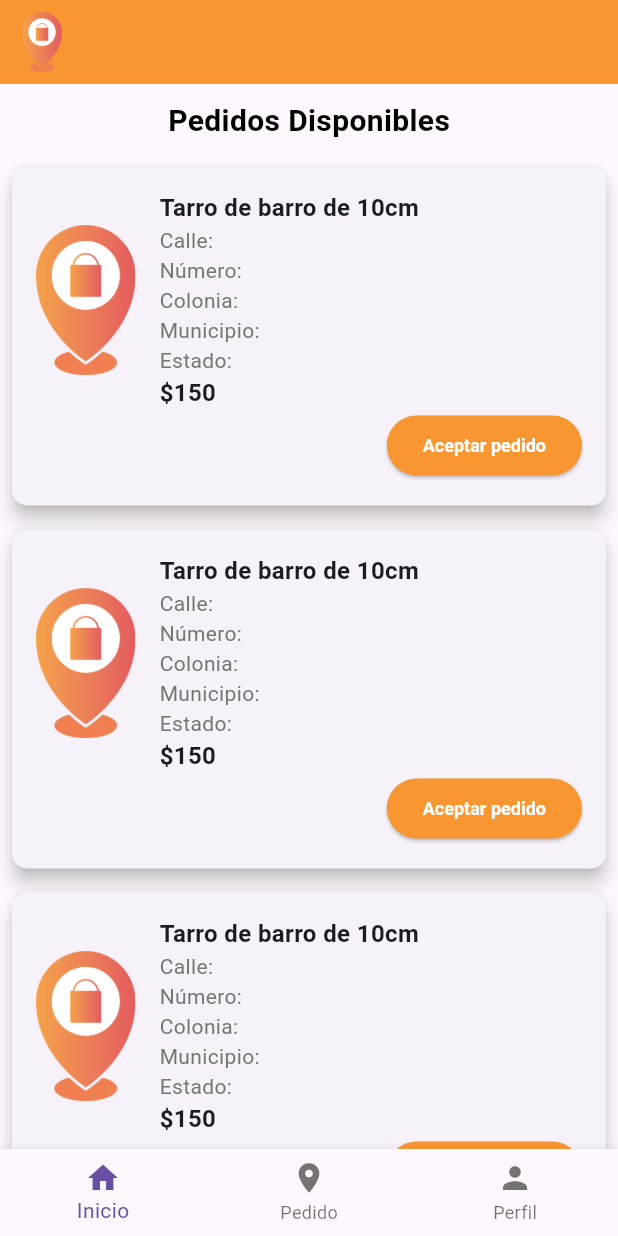
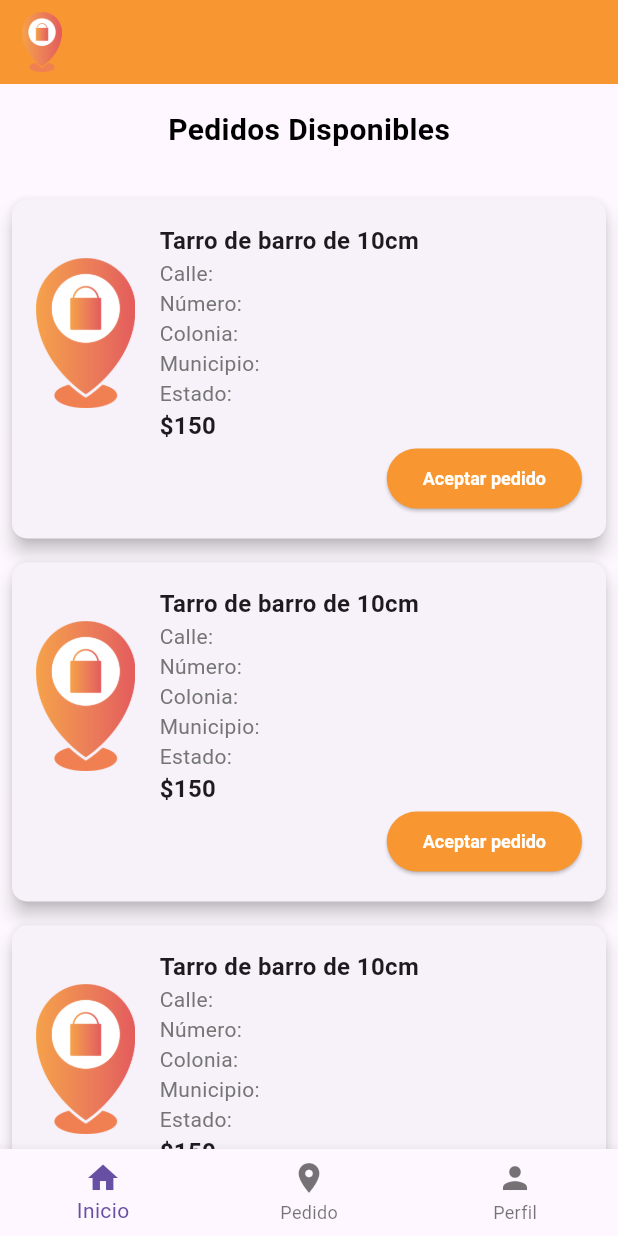
Before and after one commit to SPRINT-NINJA/SARTI_MOBILE, a Flutter app: the screen it shows after launch, on a phone screen of 412 x 824 dp. Run offline on Flutter 3.47's test engine with Material 3 defaults, Android fonts, the phone set to English and light mode, and no system bars.

Commit message:
[ADD] ORDERS-DELIVERY_MAN-ORDER_DETAILS_VIEW

```diff
--- a/lib/views/delivery/delivery_orders_list.dart
+++ b/lib/views/delivery/delivery_orders_list.dart
@@ -1,9 +1,30 @@
 import 'package:flutter/material.dart';
 import 'package:sarti_mobile/utils/colors.dart';
-import 'package:sarti_mobile/widgets/accept_order_modal.dart';
+import 'package:sarti_mobile/widgets/delivery/AcceptOrderModal.dart';
+import 'package:sarti_mobile/views/delivery/delivery_order_detail.dart';
+// import 'package:sarti_mobile/screens/delivery_profile.dart'; // Import de la pantalla de perfil
 
-class DeliveryOrdersList extends StatelessWidget {
-  final bool hasPedidos = true; // Cambiar a false para ver la otra vista
+class DeliveryOrdersList extends StatefulWidget {
+  @override
+  _DeliveryOrdersListState createState() => _DeliveryOrdersListState();
+}
+
+class _DeliveryOrdersListState extends State<DeliveryOrdersList> {
+  int _selectedIndex = 0;
+  bool hasPedidos = true; // Cambiar a false para ver la otra vista
+
+  // View para navegacion
+  final List<Widget> _screens = [
+    DeliveryOrdersList(), // Vista 'Inicio'
+    DeliveryOrderDetail(), // Vista 'Pedido'
+    // Perfil(), // Vista 'Perfil' (agregar cuando esté lista)
+  ];
+
+  void _onItemTapped(int index) {
+    setState(() {
+      _selectedIndex = index;
+    });
+  }
 
   @override
   Widget build(BuildContext context) {
@@ -19,23 +40,13 @@ class DeliveryOrdersList extends StatelessWidget {
         ),
         backgroundColor: AppColors.primaryColor,
       ),
-      body: Column(
-        children: [
-          SizedBox(height: 10,),
-          Text("Pedidos Disponibles",
-            style: TextStyle(
-              fontSize: 20,
-              fontWeight: FontWeight.bold,
-              color: Colors.black,
-            ),
-          ),
-          Expanded(
-            child: hasPedidos ? _OrdersList() : _PendingOrder(),
-          ),
-        ]
-      ),
+      body: _selectedIndex == 0
+          ? hasPedidos ? _OrdersList() : _PendingOrder()
+          : _screens[_selectedIndex],
       bottomNavigationBar: BottomNavigationBar(
-        items: [
+        currentIndex: _selectedIndex,
+        onTap: _onItemTapped,
+        items: const [
           BottomNavigationBarItem(icon: Icon(Icons.home), label: 'Inicio'),
           BottomNavigationBarItem(icon: Icon(Icons.location_on), label: 'Pedido'),
           BottomNavigationBarItem(icon: Icon(Icons.person), label: 'Perfil'),
@@ -45,7 +56,22 @@ class DeliveryOrdersList extends StatelessWidget {
   }
 
   Widget _OrdersList() {
-    return ListView.builder(
+    return Column(
+      crossAxisAlignment: CrossAxisAlignment.center,
+      children: [
+        Padding(
+          padding: const EdgeInsets.all(16.0),
+          child: Text(
+            "Pedidos Disponibles",
+            style: TextStyle(
+              fontSize: 20,
+              fontWeight: FontWeight.bold,
+              color: Colors.black,
+            ),
+          ),
+        ),
+        Expanded(
+          child: ListView.builder(
             padding: EdgeInsets.all(8.0),
             itemCount: 4, // Número de pedidos
             itemBuilder: (context, index) {
@@ -62,7 +88,7 @@ class DeliveryOrdersList extends StatelessWidget {
                     children: [
                       Row(
                         children: [
-                    Image.asset('assets/logo/ICON-SARTI.png', height: 100,),
+                          Image.asset('assets/logo/ICON-SARTI.png', height: 100),
                           SizedBox(width: 16),
                           Expanded(
                             child: Column(
@@ -72,30 +98,12 @@ class DeliveryOrdersList extends StatelessWidget {
                                   'Tarro de barro de 10cm',
                                   style: TextStyle(fontSize: 16, fontWeight: FontWeight.bold),
                                 ),
-                          Text(
-                            'Calle:',
-                            style: TextStyle(color: Colors.grey[600]),
-                          ),
-                          Text(
-                            'Número:',
-                            style: TextStyle(color: Colors.grey[600]),
-                          ),
-                          Text(
-                            'Colonia:',
-                            style: TextStyle(color: Colors.grey[600]),
-                          ),
-                          Text(
-                            'Municipio:',
-                            style: TextStyle(color: Colors.grey[600]),
-                          ),
-                          Text(
-                            'Estado:',
-                            style: TextStyle(color: Colors.grey[600]),
-                          ),
-                          Text(
-                            '\$150',
-                            style: TextStyle(fontSize: 16, fontWeight: FontWeight.bold),
-                          ),
+                                Text('Calle:', style: TextStyle(color: Colors.grey[600])),
+                                Text('Número:', style: TextStyle(color: Colors.grey[600])),
+                                Text('Colonia:', style: TextStyle(color: Colors.grey[600])),
+                                Text('Municipio:', style: TextStyle(color: Colors.grey[600])),
+                                Text('Estado:', style: TextStyle(color: Colors.grey[600])),
+                                Text('\$150', style: TextStyle(fontSize: 16, fontWeight: FontWeight.bold)),
                               ],
                             ),
                           ),
@@ -123,9 +131,11 @@ class DeliveryOrdersList extends StatelessWidget {
                 ),
               );
             },
+          ),
+        ),
+      ],
     );
   }
-
 
   Widget _PendingOrder() {
     return Center(
@@ -133,7 +143,7 @@ class DeliveryOrdersList extends StatelessWidget {
         mainAxisAlignment: MainAxisAlignment.center,
         children: [
           SizedBox(height: 40),
-          Image.asset('assets/delivery/peding_delivery.png', height: 200,),
+          Image.asset('assets/delivery/peding_delivery.png', height: 200),
           SizedBox(height: 20),
           Text(
             'Tienes un pedido en curso,\ntermínalo para poder tomar otro',
--- a/pubspec.yaml
+++ b/pubspec.yaml
@@ -67,6 +67,8 @@ flutter:
   assets:
     - assets/logo/ICON-SARTI.png
     - assets/delivery/peding_delivery.png
+    - assets/delivery/awaiting_delivery.png
+    - assets/delivery/successful_delivery.png
 
   # An image asset can refer to one or more resolution-specific "variants", see
   # https://flutter.dev/to/resolution-aware-images
```
Also changed, not shown: lib/views/delivery/delivery_order_detail.dart (added, +136 -0 lines), lib/widgets/delivery/FinalizeOrderModal.dart (added, +85 -0 lines), lib/widgets/delivery/OrderCompletedSuccessfullyModal.dart (added, +41 -0 lines), assets/delivery/awaiting_delivery.png (added), assets/delivery/successful_delivery.png (added), lib/widgets/delivery/AcceptOrderModal.dart (renamed from lib/widgets/accept_order_modal.dart). Lines whose indentation alone changed are shown as unchanged.
